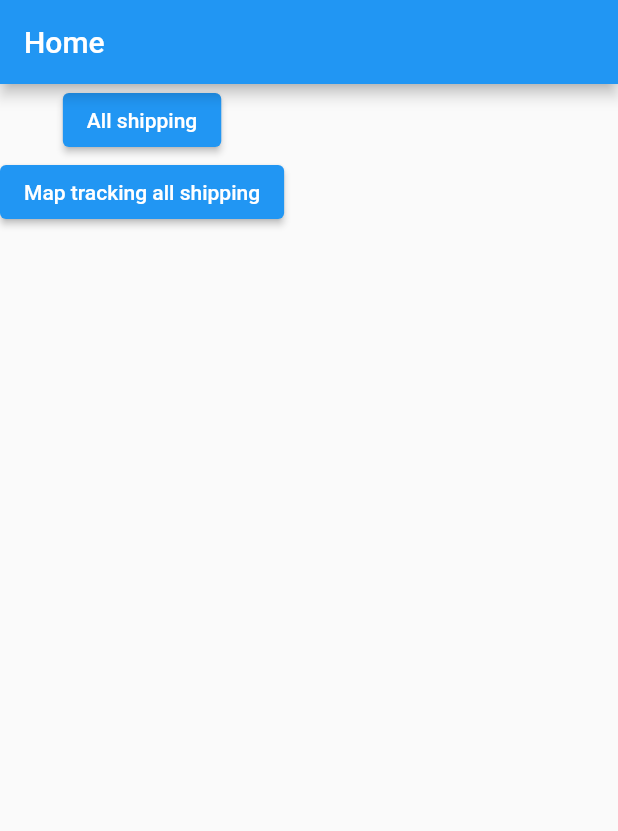
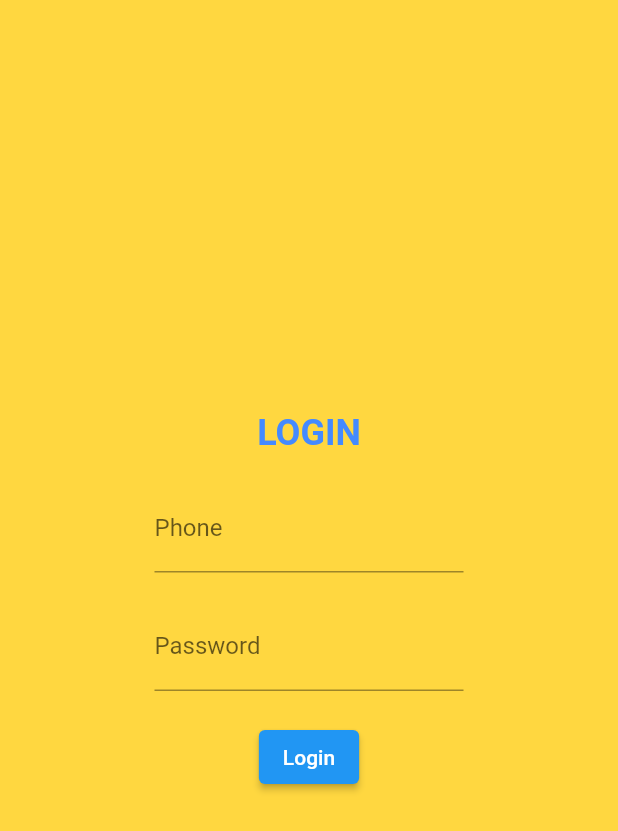
Before and after one commit to HenSanInDuty/fastship, a Flutter app: the screen it shows after launch, on a phone screen of 412 x 824 dp. Shown: the top 831 px of the screen. Run offline on Flutter 3.47's test engine with Material 2 defaults, Android fonts, the light colour scheme and no system bars; our stand-ins replace flutter_bloc, flutter_map, flutter_secure_storage, geolocator, latlong2; missing offline and left inert: flutter_map_marker_cluster, flutter_osm_plugin.

Commit message:
login done

```diff
--- /dev/null
+++ b/fastship/lib/authen/login.dart
@@ -0,0 +1,96 @@
+import 'package:flutter/material.dart';
+
+import '../api/api.dart';
+
+class Login extends StatefulWidget {
+  const Login({super.key});
+
+  @override
+  State<Login> createState() => _LoginState();
+}
+
+class _LoginState extends State<Login> {
+  var phone = TextEditingController();
+  var password = TextEditingController();
+  @override
+  Widget build(BuildContext context) {
+    final height = MediaQuery.of(context).size.height;
+    final width = MediaQuery.of(context).size.width;
+    bool isLoading = false;
+    return Scaffold(
+      body: Container(
+        height: height,
+        width: width,
+        color: Colors.amberAccent,
+        child: Center(
+            child: SizedBox(
+          height: height / 12 * 4,
+          width: width / 12 * 6,
+          child: Column(
+            children: [
+              const Text(
+                "LOGIN",
+                style: TextStyle(
+                    color: Colors.blueAccent,
+                    fontSize: 24,
+                    fontWeight: FontWeight.bold),
+              ),
+              const SizedBox(
+                height: 20,
+              ),
+              TextFormField(
+                  controller: phone,
+                  decoration: const InputDecoration(
+                    border: UnderlineInputBorder(),
+                    labelText: 'Phone',
+                  )),
+              const SizedBox(
+                height: 20,
+              ),
+              TextFormField(
+                  controller: password,
+                  obscureText: true,
+                  decoration: const InputDecoration(
+                    border: UnderlineInputBorder(),
+                    labelText: 'Password',
+                  )),
+              const SizedBox(
+                height: 20,
+              ),
+              ElevatedButton(
+                  onPressed: isLoading == true
+                      ? () {}
+                      : () async {
+                          setState(() {
+                            isLoading = true;
+                          });
+                          Map<String, String> payload = {
+                            'phone': phone.text,
+                            'password': password.text
+                          };
+                          bool loginSuccess = await login(payload);
+
+                          setState(() {
+                            isLoading = false;
+                          });
+
+                          if (loginSuccess) {
+                            setState(() {
+                              Navigator.pushNamed(context, "/");
+                            });
+                          }
+                        },
+                  child: isLoading == true
+                      ? const SizedBox(
+                          height: 20,
+                          width: 20,
+                          child: CircularProgressIndicator(),
+                        )
+                      : const Text("Login"))
+            ],
+          ),
+        )),
+      ),
+    );
+  }
+}
--- a/fastship/lib/main.dart
+++ b/fastship/lib/main.dart
@@ -1,3 +1,5 @@
+import 'package:flutter_secure_storage/flutter_secure_storage.dart';
+
 import 'api/api.dart';
 import 'package:flutter/material.dart';
 import 'package:flutter_bloc/flutter_bloc.dart';
@@ -7,22 +9,50 @@ import 'shipper/mapAllPackage.dart';
 import 'shipper/detailPackage.dart';
 import 'shipper/changeStatusPackage.dart';
 import 'home/home.dart';
+import 'authen/login.dart';
 
-void main() {
-  runApp(BlocProvider<ApiBloc>(
+void main() async {
+  runApp(const MainApp());
+}
+
+class MainApp extends StatelessWidget {
+  const MainApp({Key? key}) : super(key: key);
+
+  @override
+  Widget build(BuildContext context) {
+    var storage = const FlutterSecureStorage();
+    Future<bool> isLogin = storage.containsKey(key: 'api_key');
+    return FutureBuilder(
+        future: isLogin,
+        builder: (context, snapshot) {
+          if (snapshot.hasData) {
+            return BlocProvider<ApiBloc>(
               create: (context) => ApiBloc(),
               child: MaterialApp(
-      initialRoute: '/',
+                initialRoute: snapshot.data == true ? '/' : '/login',
                 routes: {
                   // When navigating to the "/" route, build the FirstScreen widget.
                   '/': (context) => const Home(),
+                  '/login': (context) => const Login(),
                   '/all-shipping': (context) => const ShipperHome(),
                   '/detail-package': (context) => const DetailPackage(),
                   '/map-package': (context) => const MapToPackage(),
                   '/map-all-package': (context) => const MapAllPackage(),
-        '/change-status-package': (context) => const ChangeStatusPackage()
+                  '/change-status-package': (context) =>
+                      const ChangeStatusPackage()
                 },
                 debugShowCheckedModeBanner: false,
               ),
-  ));
+            );
+          } else if (snapshot.hasError) {
+            return const Center(
+              child: Text("What? No way"),
+            );
+          } else {
+            return const Center(
+              child: CircularProgressIndicator(),
+            );
           }
+        });
+  }
+}
--- a/fastship/lib/shipper/changeStatusPackage.dart
+++ b/fastship/lib/shipper/changeStatusPackage.dart
@@ -115,8 +115,9 @@ class _ChangeStatusPackageState extends State<ChangeStatusPackage> {
                                     ScaffoldMessenger.of(context).showSnackBar(
                                         snackBar("Change status successful"));
                                     Future.delayed(Duration(seconds: 2));
-                                    setState(() {});
-                                    Navigator.pop(context);
+                                    setState(() {
+                                      Navigator.pop(context);
+                                    });
                                   } else {
                                     ScaffoldMessenger.of(context).showSnackBar(
                                         snackBar("Change status unsuccessful"));
--- a/fastship/pubspec.yaml
+++ b/fastship/pubspec.yaml
@@ -44,6 +44,7 @@ dependencies:
   syncfusion_flutter_maps: ^20.3.57
   flutter_osm_plugin: ^0.40.3
   geolocator: ^9.0.2
+  flutter_secure_storage: ^6.0.0
 
 dev_dependencies:
   flutter_test:
```
Also changed, not shown: fastship/lib/api/api.dart (+21 -7 lines), fastship/lib/bloc/loginBloc.dart (added, +18 -0 lines), fastship/lib/home/home.dart (+10 -1 lines), 7 other files. Lines whose indentation alone changed are shown as unchanged.
